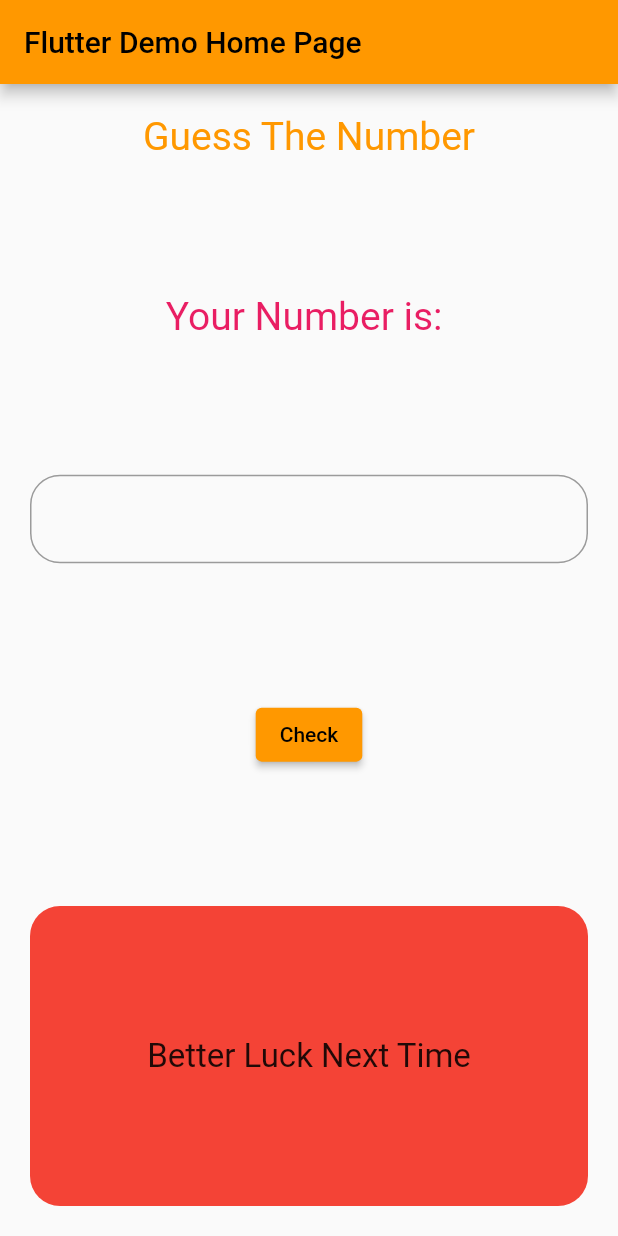
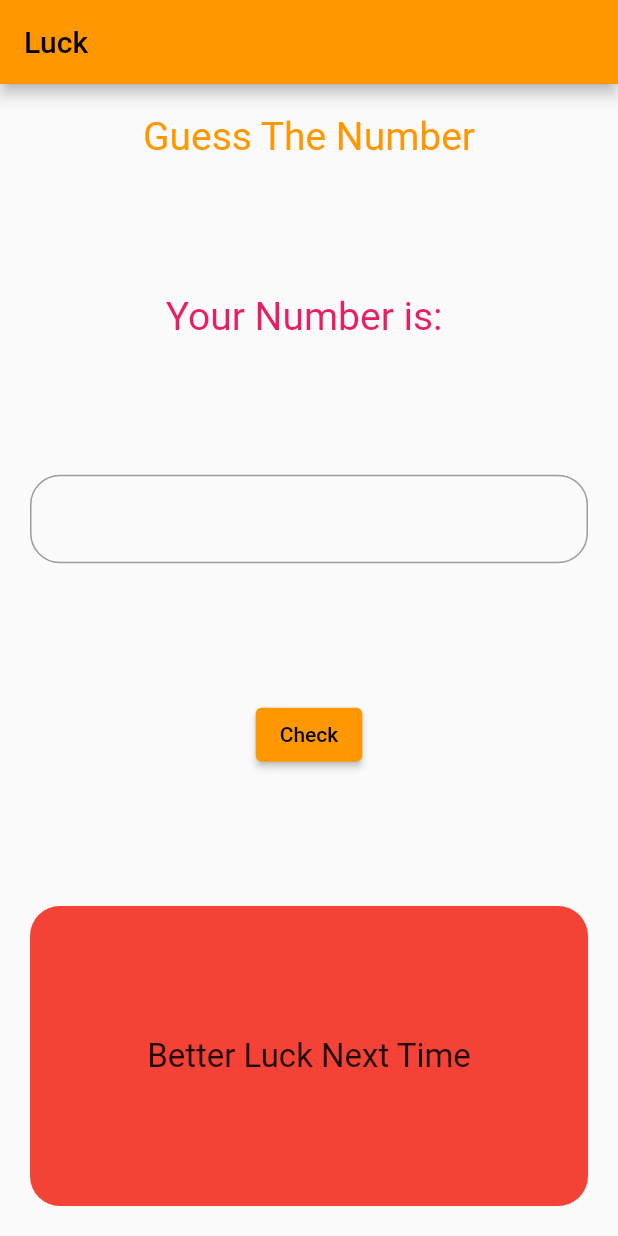
Before and after one commit to ChavanAV/luck_app, a Flutter app: the screen it shows after launch, after a tap on "Check", on a phone screen of 412 x 824 dp. Run offline on Flutter 3.47's test engine with Material 2 defaults, Android fonts, the phone set to English and light mode, and no system bars.

Commit message:
new changes

```diff
--- a/lib/main.dart
+++ b/lib/main.dart
@@ -14,14 +14,13 @@ class MyApp extends StatelessWidget {
       theme: ThemeData(
         primarySwatch: Colors.orange,
       ),
-      home: MyHomePage(title: 'Flutter Demo Home Page'),
+      home: MyHomePage(),
     );
   }
 }
 
 class MyHomePage extends StatefulWidget {
-  const MyHomePage({super.key, required this.title});
-  final String title;
+  const MyHomePage({super.key});
 
   @override
   State<MyHomePage> createState() => _MyHomePageState();
@@ -31,16 +30,15 @@ class _MyHomePageState extends State<MyHomePage> {
 
   TextEditingController TextContrl =  TextEditingController();
 
-  var random_number= Random().nextInt(3).toString();
+  var random_number;
 
   var Check;
 
   void CheckCondition() {
     setState(() {
       Check =TextContrl.text;
-    });
-    setState(() {
-
+      random_number= Random().nextInt(3).toString();
+      TextContrl.clear();
     });
   }
 
@@ -48,7 +46,7 @@ class _MyHomePageState extends State<MyHomePage> {
   Widget build(BuildContext context) {
     return Scaffold(
       appBar: AppBar(
-        title: Text(widget.title),
+        title: Text("Luck"),
       ),
       body: Center(
         child: Padding(
```
